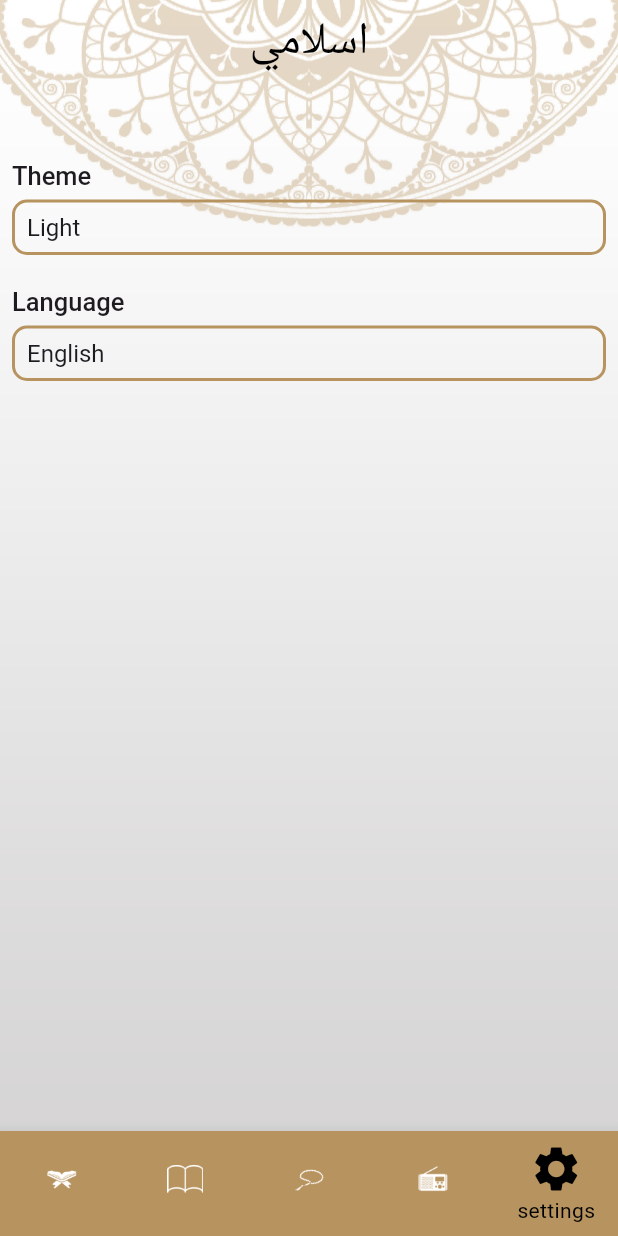
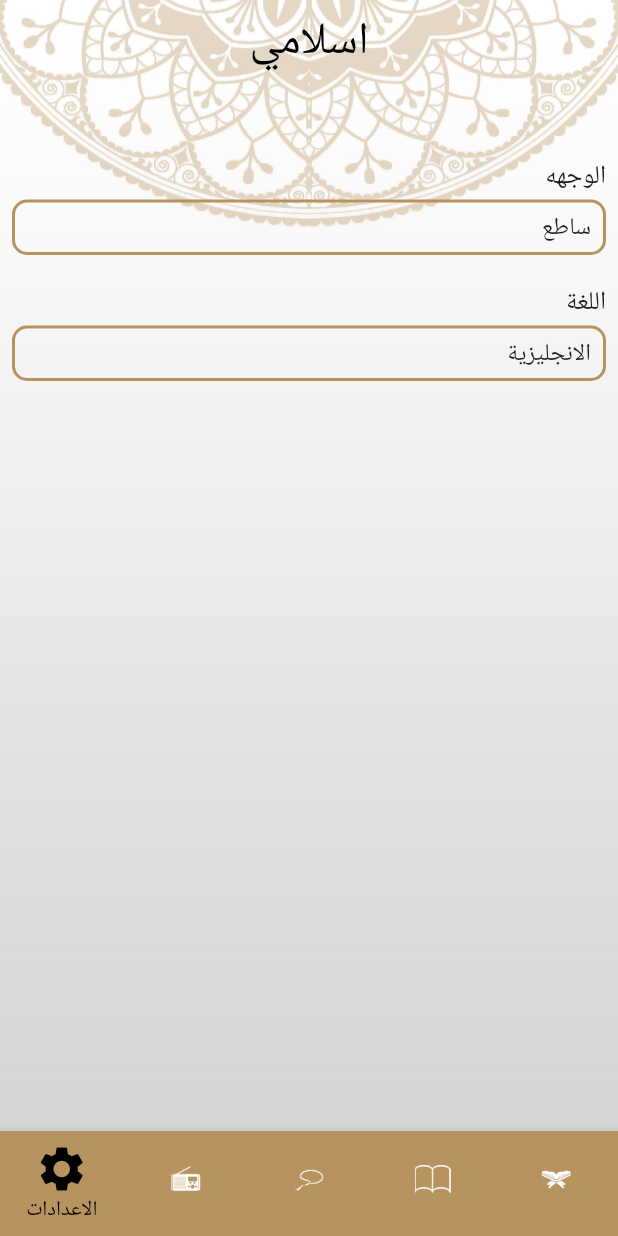
Before and after one commit to ziad-soliman166/quran_app_primary, a Flutter app: the screen it shows after launch, item 5 of the bottom bar chosen, on a phone screen of 412 x 824 dp. Run offline on Flutter 3.47's test engine with Material 3 defaults, Android fonts, the phone set to English and light mode, and no system bars; generated files the repository leaves out were written again.

Commit message:
+Locallization

```diff
--- /dev/null
+++ b/l10n.yaml
@@ -0,0 +1,3 @@
+arb-dir: lib/l10n
+template-arb-file: app_en.arb
+output-localization-file: app_localizations.dart
--- /dev/null
+++ b/lib/l10n/app_ar.arb
@@ -0,0 +1,17 @@
+{
+"titleApp":"اسلامي",
+"chapterName":"اسم السورة",
+"versesNumber":"عدد الايات",
+"quranTab":"قرأن",
+"hadithTab":"الحديث",
+"sebhaTab":"السبحه",
+"radioTab":"الراديو",
+"settingsTab":"الاعدادات",
+"hadithHeader":"الاحاديث",
+"theme":"الوجهه",
+"language":"اللغة",
+"light":"ساطع",
+"dark":"داكن",
+"english":"الانجليزية",
+"arabic":"العربية"
+}
--- a/lib/my_app/my_app.dart
+++ b/lib/my_app/my_app.dart
@@ -1,4 +1,5 @@
 import 'package:flutter/material.dart';
+import 'package:flutter_gen/gen_l10n/app_localizations.dart';
 
 import '../config/my_theme/my_theme.dart';
 import '../core/routes_manager.dart';
@@ -24,6 +25,12 @@ class quranApp extends StatelessWidget {
         routeManager.hadithDetailsScreen: (_) => hadithDetailsScreen(),
       },
       initialRoute: routeManager.splashScreen,
+      localizationsDelegates: AppLocalizations.localizationsDelegates,
+      supportedLocales: [
+        Locale('en'),
+        Locale('ar'),
+      ],
+      locale: Locale('ar'),
     );
   }
 }
--- a/lib/presentation/home_screen/home_screen.dart
+++ b/lib/presentation/home_screen/home_screen.dart
@@ -1,4 +1,5 @@
 import 'package:flutter/material.dart';
+import 'package:flutter_gen/gen_l10n/app_localizations.dart';
 import 'package:quran_application_primary/presentation/home_screen/tabs/hadith_tab/hadith_tab.dart';
 import 'package:quran_application_primary/presentation/home_screen/tabs/quran_tab/quran_tab.dart';
 import 'package:quran_application_primary/presentation/home_screen/tabs/radio_tab/radio_tab.dart';
@@ -7,7 +8,6 @@ import 'package:quran_application_primary/presentation/home_screen/tabs/settings
 
 import '../../core/assets_manager.dart';
 import '../../core/colors_manager.dart';
-import '../../core/strings_manger.dart';
 
 class homeScreen extends StatefulWidget {
   const homeScreen({super.key});
@@ -36,7 +36,7 @@ class _homeScreenState extends State<homeScreen> {
       ),
       child: Scaffold(
         appBar: AppBar(
-          title: const Text(stringsManager.appTitle),
+          title: Text(AppLocalizations.of(context)!.titleApp),
         ),
         bottomNavigationBar: BottomNavigationBar(
           backgroundColor: colorsManager.goldColor,
@@ -46,21 +46,22 @@ class _homeScreenState extends State<homeScreen> {
             selectedIndex = index;
             setState(() {});
           },
-          items: const [
+          items: [
             BottomNavigationBarItem(
                 icon: ImageIcon(AssetImage(AssetsManager.quranScreen)),
-                label: stringsManager.quranIcon),
+                label: AppLocalizations.of(context)!.quranTab),
             BottomNavigationBarItem(
                 icon: ImageIcon(AssetImage(AssetsManager.hadithScreen)),
-                label: stringsManager.hadithIcon),
+                label: AppLocalizations.of(context)!.hadithTab),
             BottomNavigationBarItem(
                 icon: ImageIcon(AssetImage(AssetsManager.sebhaScreen)),
-                label: stringsManager.sebhaIcon),
+                label: AppLocalizations.of(context)!.sebhaTab),
             BottomNavigationBarItem(
                 icon: ImageIcon(AssetImage(AssetsManager.radioScreen)),
-                label: stringsManager.radioIcon),
+                label: AppLocalizations.of(context)!.radioTab),
             BottomNavigationBarItem(
-                icon: Icon(Icons.settings), label: "settings"),
+                icon: Icon(Icons.settings),
+                label: AppLocalizations.of(context)!.settingsTab),
           ],
         ),
         body: tabs[selectedIndex],
--- a/lib/presentation/home_screen/tabs/hadith_tab/widgets/hadith_header.dart
+++ b/lib/presentation/home_screen/tabs/hadith_tab/widgets/hadith_header.dart
@@ -1,4 +1,5 @@
 import 'package:flutter/material.dart';
+import 'package:flutter_gen/gen_l10n/app_localizations.dart';
 import 'package:quran_application_primary/core/colors_manager.dart';
 
 class hadithHeader extends StatelessWidget {
@@ -19,7 +20,7 @@ class hadithHeader extends StatelessWidget {
         children: [
           Expanded(
             child: Text(
-              "الأحاديث",
+              AppLocalizations.of(context)!.hadithHeader,
               textAlign: TextAlign.center,
             ),
           ),
--- a/lib/presentation/home_screen/tabs/quran_tab/quran_tab.dart
+++ b/lib/presentation/home_screen/tabs/quran_tab/quran_tab.dart
@@ -241,7 +241,8 @@ class QuranTab extends StatelessWidget {
   ];
   @override
   Widget build(BuildContext context) {
-    return Container(
+    return Directionality(
+      textDirection: TextDirection.ltr,
       child: Column(
         children: [
           Expanded(flex: 1, child: Image.asset(AssetsManager.quranHeaderIcon)),
--- a/lib/presentation/home_screen/tabs/quran_tab/widgets/quran_tab_header_widget.dart
+++ b/lib/presentation/home_screen/tabs/quran_tab/widgets/quran_tab_header_widget.dart
@@ -1,7 +1,7 @@
 import 'package:flutter/material.dart';
+import 'package:flutter_gen/gen_l10n/app_localizations.dart';
 
 import '../../../../../core/colors_manager.dart';
-import '../../../../../core/strings_manger.dart';
 
 class quranTabHeaderWidget extends StatelessWidget {
   const quranTabHeaderWidget({super.key});
@@ -22,7 +22,7 @@ class quranTabHeaderWidget extends StatelessWidget {
           children: [
             Expanded(
                 child: Text(
-              stringsManager.versesNumberLabel,
+              AppLocalizations.of(context)!.versesNumber,
               style: Theme.of(context).textTheme.labelMedium,
               textAlign: TextAlign.center,
             )),
@@ -33,7 +33,7 @@ class quranTabHeaderWidget extends StatelessWidget {
             ),
             Expanded(
                 child: Text(
-              stringsManager.chapterNameLabel,
+              AppLocalizations.of(context)!.chapterName,
               style: Theme.of(context).textTheme.labelMedium,
               textAlign: TextAlign.center,
             )),
--- a/lib/presentation/home_screen/tabs/settings_tab/settings_tab.dart
+++ b/lib/presentation/home_screen/tabs/settings_tab/settings_tab.dart
@@ -1,4 +1,5 @@
 import 'package:flutter/material.dart';
+import 'package:flutter_gen/gen_l10n/app_localizations.dart';
 import 'package:quran_application_primary/presentation/home_screen/tabs/settings_tab/widgets/language_Buttom_Sheet.dart';
 import 'package:quran_application_primary/presentation/home_screen/tabs/settings_tab/widgets/theme_buttom_sheet.dart';
 
@@ -14,7 +15,8 @@ class SettingsTab extends StatelessWidget {
       child: Column(
         crossAxisAlignment: CrossAxisAlignment.start,
         children: [
-          Text("Theme", style: Theme.of(context).textTheme.headlineMedium),
+          Text(AppLocalizations.of(context)!.theme,
+              style: Theme.of(context).textTheme.headlineMedium),
           const SizedBox(
             height: 5,
           ),
@@ -30,7 +32,7 @@ class SettingsTab extends StatelessWidget {
                 borderRadius: BorderRadius.circular(10),
               ),
               child: Text(
-                "Light",
+                AppLocalizations.of(context)!.light,
                 style: Theme.of(context).textTheme.headlineSmall,
               ),
             ),
@@ -38,7 +40,8 @@ class SettingsTab extends StatelessWidget {
           const SizedBox(
             height: 20,
           ),
-          Text("Language", style: Theme.of(context).textTheme.headlineMedium),
+          Text(AppLocalizations.of(context)!.language,
+              style: Theme.of(context).textTheme.headlineMedium),
           const SizedBox(
             height: 5,
           ),
@@ -54,7 +57,7 @@ class SettingsTab extends StatelessWidget {
                 borderRadius: BorderRadius.circular(10),
               ),
               child: Text(
-                "English",
+                AppLocalizations.of(context)!.english,
                 style: Theme.of(context).textTheme.headlineSmall,
               ),
             ),
--- a/lib/presentation/home_screen/tabs/settings_tab/widgets/language_Buttom_Sheet.dart
+++ b/lib/presentation/home_screen/tabs/settings_tab/widgets/language_Buttom_Sheet.dart
@@ -1,4 +1,5 @@
 import 'package:flutter/material.dart';
+import 'package:flutter_gen/gen_l10n/app_localizations.dart';
 
 class LanguageButtomSheet extends StatelessWidget {
   const LanguageButtomSheet({super.key});
@@ -10,11 +11,12 @@ class LanguageButtomSheet extends StatelessWidget {
       child: Column(
         crossAxisAlignment: CrossAxisAlignment.start,
         children: [
-          buildSelectedLanguage(context, "English"),
+          buildSelectedLanguage(context, AppLocalizations.of(context)!.english),
           const SizedBox(
             height: 20,
           ),
-          buildUnSelectedLanguage(context, "Arabic"),
+          buildUnSelectedLanguage(
+              context, AppLocalizations.of(context)!.arabic),
         ],
       ),
     );
--- a/pubspec.yaml
+++ b/pubspec.yaml
@@ -36,6 +36,9 @@ dependencies:
   # Use with the CupertinoIcons class for iOS style icons.
   cupertino_icons: ^1.0.8
   sqflite: ^2.4.0
+  flutter_localizations:
+    sdk: flutter
+  intl: any
 
 dev_dependencies:
   flutter_test:
@@ -58,6 +61,7 @@ flutter:
   # included with your application, so that you can use the icons in
   # the material Icons class.
   uses-material-design: true
+  generate: true
 
   # To add assets to your application, add an assets section, like this:
   assets:
```
Also changed, not shown: lib/l10n/app_en.arb (added, +17 -0 lines), lib/presentation/home_screen/tabs/settings_tab/widgets/theme_buttom_sheet.dart (+5 -2 lines), pubspec.lock.
